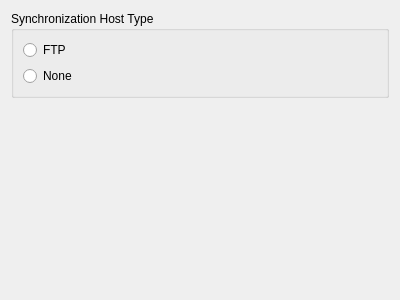
Before: the Qt Designer form Helpviewer/Sync/SyncHostTypePage.ui in testmana2/test, drawn with Qt 5.
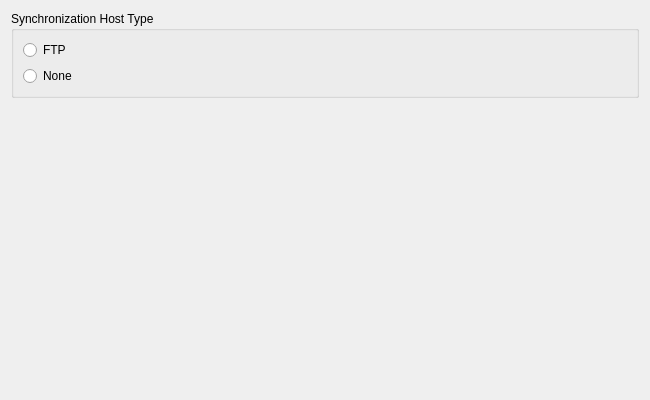
After: the same form once the commit is applied.

Commit message: Refined the web browser sync assistant dialog.

```diff
--- a/Helpviewer/Sync/SyncHostTypePage.ui
+++ b/Helpviewer/Sync/SyncHostTypePage.ui
@@ -6,8 +6,8 @@
    <rect>
     <x>0</x>
     <y>0</y>
-    <width>400</width>
-    <height>300</height>
+    <width>650</width>
+    <height>400</height>
    </rect>
   </property>
   <property name="title">
```
The commit also changes 5 other files.
